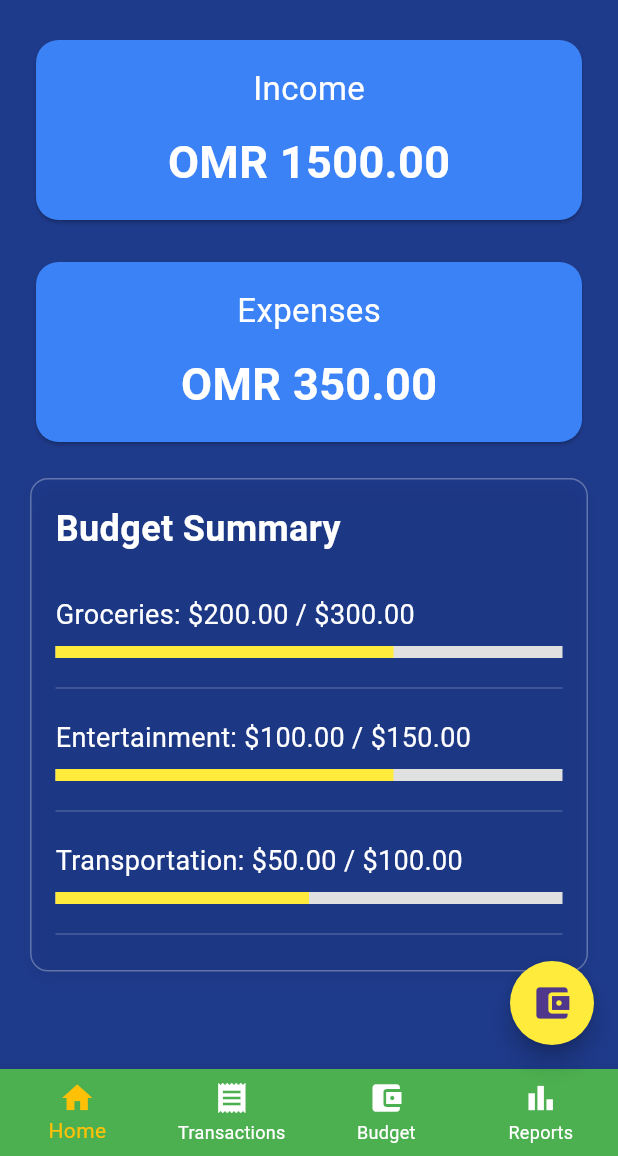
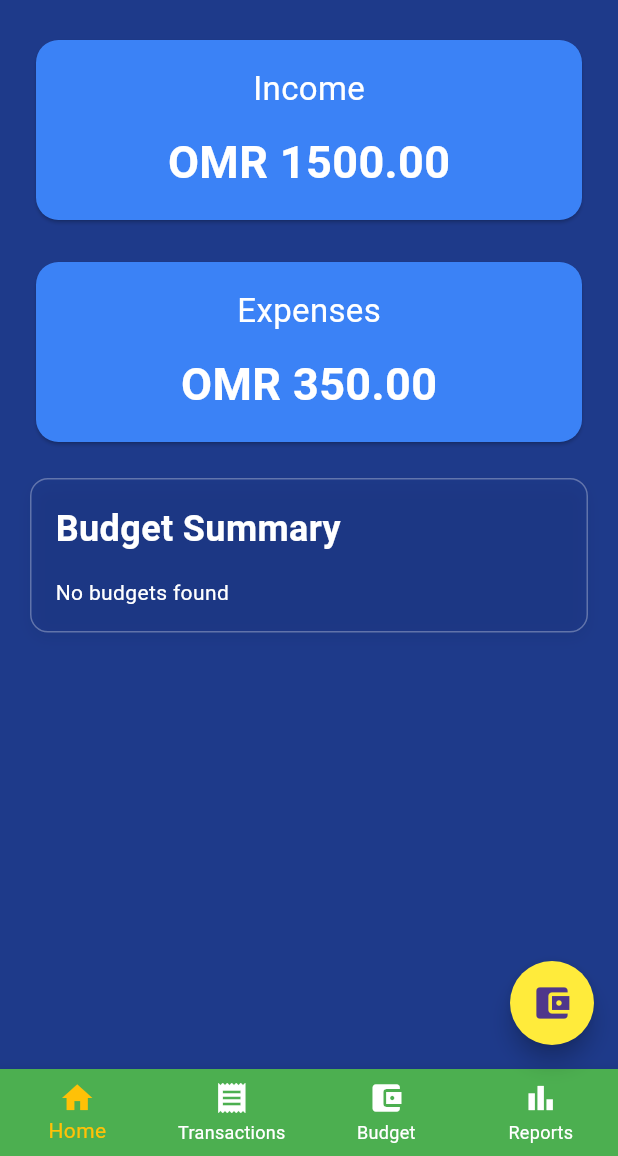
Before and after one commit to alzahraa300/COMP4206, a Flutter app: the HomeScreen screen opened directly with empty values, on a phone screen of 412 x 824 dp, the part 80-1236 px from its top. Run offline on Flutter 3.47's test engine with Material 3 defaults, Android fonts, the phone set to English and light mode, and no system bars; our stand-ins replace cloud_firestore, firebase_auth, firebase_core, firebase_storage, fl_chart, image_picker; accounts and stored records are empty.

Commit message:
part 3 draft 1

```diff
--- a/lib/models/budget_category.dart
+++ /dev/null
@@ -1,7 +0,0 @@
-class BudgetCategory {
-  String name;
-  double spent;
-  double total;
-
-  BudgetCategory({required this.name, required this.spent, required this.total});
-}
--- a/lib/models/budget_page_category.dart
+++ b/lib/models/budget_page_category.dart
@@ -2,11 +2,13 @@ class BudgetPageCategory {
   final String category;
   final double limit;
   final double spent;
+  final String uid;
 
   BudgetPageCategory({
     required this.category,
     required this.limit,
     required this.spent,
+    required this.uid
   });
 
   // Factory constructor to create from a Firestore document
@@ -15,6 +17,7 @@ class BudgetPageCategory {
       category: data['category'] ?? '',
       limit: (data['limit'] as num).toDouble(),
       spent: (data['spent'] as num).toDouble(),
+      uid: data['uid'] ?? '',
     );
   }
 
@@ -23,6 +26,7 @@ class BudgetPageCategory {
       'category': category,
       'limit': limit,
       'spent': spent,
+      'uid': uid
     };
   }
 }
--- /dev/null
+++ b/lib/models/users.dart
@@ -0,0 +1,43 @@
+class Users {
+  final String uid;
+  final String firstName;
+  final String lastName;
+  final String email;
+  final String profileImageUrl;
+  final List<String> classifications;
+  final int age;
+
+  Users({
+    required this.uid,
+    required this.firstName,
+    required this.lastName,
+    required this.email,
+    required this.profileImageUrl,
+    required this.classifications,
+    required this.age,
+  });
+
+  Map<String, dynamic> toMap() {
+    return {
+      'uid': uid,
+      'firstName': firstName,
+      'lastName': lastName,
+      'email': email,
+      'profileImageUrl': profileImageUrl,
+      'classifications': classifications,
+      'age': age,
+    };
+  }
+
+  factory Users.fromMap(Map<String, dynamic> map) {
+    return Users(
+      uid: map['uid'],
+      firstName: map['firstName'],
+      lastName: map['lastName'],
+      email: map['email'],
+      profileImageUrl: map['profileImageUrl'],
+      classifications: List<String>.from(map['classifications']),
+      age: map['age'],
+    );
+  }
+}
--- a/lib/pages/add_budget.dart
+++ b/lib/pages/add_budget.dart
@@ -6,8 +6,9 @@ import 'package:cloud_firestore/cloud_firestore.dart';
 
 class NewBudgetForm extends StatefulWidget {
   final List<String> existingCategories;
+  final String uid;
 
-  NewBudgetForm({required this.existingCategories});
+  NewBudgetForm({required this.existingCategories, required this.uid});
 
   @override
   _NewBudgetFormState createState() => _NewBudgetFormState();
@@ -30,7 +31,7 @@ class _NewBudgetFormState extends State<NewBudgetForm> {
   void _submit() {
     if (_formKey.currentState!.validate()) {
       _formKey.currentState!.save();
-      BudgetPageCategory newBudget = BudgetPageCategory(category: _category, limit: _limit, spent: 0.0);
+      BudgetPageCategory newBudget = BudgetPageCategory(category: _category, limit: _limit, spent: 0.0, uid: widget.uid);
       add_new_budget(newBudget);
       Navigator.pop(context, true);
     }
--- a/lib/pages/home.dart
+++ b/lib/pages/home.dart
@@ -1,41 +1,51 @@
+import 'package:project_part1/models/budget_page_category.dart';
 import 'package:project_part1/pages/reports.dart';
 import 'package:project_part1/pages/transaction.dart';
 import 'package:flutter/material.dart';
 import '../constants/app_constants.dart';
 import '../widgets/budget_card.dart';
-import '../models/budget_category.dart';
-import '../widgets/budget_summary_item.dart';
+import '../services/budget_services.dart';
+import 'package:cloud_firestore/cloud_firestore.dart';
 import 'budget.dart';
 import 'login.dart';
 
 class HomeScreen extends StatefulWidget {
-  final String userName;
+  final String uid;
 
-  const HomeScreen({Key? key, required this.userName}) : super(key: key);
+  const HomeScreen({Key? key, required this.uid}) : super(key: key);
 
   @override
   _HomeScreenState createState() => _HomeScreenState();
 }
 
 class _HomeScreenState extends State<HomeScreen> {
-  List<BudgetCategory> budgetCategories = [
-    BudgetCategory(name: 'Groceries', spent: 200.00, total: 300.00),
-    BudgetCategory(name: 'Entertainment', spent: 100.00, total: 150.00),
-    BudgetCategory(name: 'Transportation', spent: 50.00, total: 100.00),
-  ];
+  String fullName = '';
+  String email = '';
 
-  void _addCategory(String name, double spent, double total) {
+  @override
+  void initState() {
+    super.initState();
+    fetchUserInfo();
+  }
+
+  Future<void> fetchUserInfo() async {
+    try {
+      DocumentSnapshot userDoc = await FirebaseFirestore.instance
+          .collection('Users')
+          .doc(widget.uid)
+          .get();
+
+      if (userDoc.exists) {
         setState(() {
-      budgetCategories.add(BudgetCategory(name: name, spent: spent, total: total));
+          String firstName = userDoc['firstName'] ?? '';
+          String lastName = userDoc['lastName'] ?? '';
+          fullName = '$firstName $lastName';
+          email = userDoc['email'] ?? '';
         });
       }
-
-  // Refresh budget data (placeholder for actual data refresh logic)
-  Future<void> _refreshBudgets() async {
-    await Future.delayed(const Duration(seconds: 1)); // Simulate network delay
-    setState(() {
-      // Optionally update budgetCategories here with fresh data
-    });
+    } catch (e) {
+      debugPrint('Error fetching user info: $e');
+    }
   }
 
   static const List<BottomNavigationBarItem> _navItems = [
@@ -70,7 +80,7 @@ class _HomeScreenState extends State<HomeScreen> {
                     ScaffoldMessenger.of(context).showMaterialBanner(
                       MaterialBanner(
                         content: Text(
-                          'Welcome, ${widget.userName}!',
+                          'Welcome, ${fullName}!',
                           style: TextStyle(color: AppConstants.textColor),
                         ),
                         backgroundColor: AppConstants.primaryColor.withOpacity(0.9),
@@ -95,7 +105,7 @@ class _HomeScreenState extends State<HomeScreen> {
                 ),
                 const SizedBox(width: 10),
                 Text(
-                  widget.userName,
+                  fullName,
                   style: TextStyle(color: AppConstants.accentColor),
                 ),
               ],
@@ -132,7 +142,7 @@ class _HomeScreenState extends State<HomeScreen> {
               DrawerHeader(
                 decoration: BoxDecoration(
                   image: DecorationImage(
-                    image: AssetImage('assets/images/drawer_background.jpg'), // Add this asset to your project
+                    image: AssetImage('assets/images/drawer_background.jpg'),
                     fit: BoxFit.cover,
                     colorFilter: ColorFilter.mode(
                       Colors.black.withOpacity(0.3),
@@ -155,7 +165,7 @@ class _HomeScreenState extends State<HomeScreen> {
                     ),
                     const SizedBox(height: 10),
                     Text(
-                      widget.userName,
+                      fullName,
                       style: TextStyle(
                         color: AppConstants.textColor,
                         fontSize: 20,
@@ -163,7 +173,7 @@ class _HomeScreenState extends State<HomeScreen> {
                       ),
                     ),
                     Text(
-                      '${widget.userName.toLowerCase()}@gmail.com', // Placeholder email
+                      email, // Placeholder email
                       style: TextStyle(
                         color: AppConstants.textColor.withOpacity(0.7),
                         fontSize: 14,
@@ -201,7 +211,7 @@ class _HomeScreenState extends State<HomeScreen> {
                   Navigator.push(
                     context,
                     MaterialPageRoute(
-                      builder: (context) => BudgetScreen(userName: widget.userName),
+                      builder: (context) => BudgetScreen(uid: widget.uid),
                     ),
                   );
                 },
@@ -214,7 +224,7 @@ class _HomeScreenState extends State<HomeScreen> {
                   Navigator.push(
                   context,
                   MaterialPageRoute(
-                  builder: (context) => ReportsScreen (userName: widget.userName),
+                  builder: (context) => ReportsScreen (userName: fullName),
                   ),
                   );
                   },
@@ -234,9 +244,9 @@ class _HomeScreenState extends State<HomeScreen> {
           ),
         ),
       ),
-      body: RefreshIndicator(
-        onRefresh: _refreshBudgets,
-        color: AppConstants.accentColor,
+      body: SafeArea(
+//        onRefresh: _refreshBudgets,
+  //      color: AppConstants.accentColor,
         child: ListView(
           padding: const EdgeInsets.all(20.0),
           children: [
@@ -273,26 +283,47 @@ class _HomeScreenState extends State<HomeScreen> {
                     ),
                   ),
                   const SizedBox(height: 15),
-                  budgetCategories.isEmpty
-                      ? Center(
-                    child: Text(
-                      'No budget categories added yet.',
+                  StreamBuilder<List<BudgetPageCategory>>(
+                    stream: getBudgets(widget.uid),
+                    builder: (context, snapshot) {
+                      if (snapshot.connectionState == ConnectionState.waiting) {
+                        return CircularProgressIndicator();
+                      } else if (snapshot.hasError) {
+                        return Text("Error: ${snapshot.error}");
+                      } else if (!snapshot.hasData || snapshot.data!.isEmpty) {
+                        return Text("No budgets found", style: TextStyle(color: Colors.white));
+                      }
+
+                      final budgets = snapshot.data!;
+
+                      return Column(
+                        children: budgets.map((budget) =>
+                          Column(
+                            crossAxisAlignment: CrossAxisAlignment.start,
+                            children: [
+                              Text(
+                                '${budget.category}: \$${budget.spent.toStringAsFixed(2)} / \$${budget.limit.toStringAsFixed(2)}',
                                 style: TextStyle(
-                        color: AppConstants.textColor.withOpacity(0.6),
-                        fontSize: 16,
+                                  color: AppConstants.textColor,
+                                  fontSize: 18,
                                 ),
                               ),
-                  )
-                      : Column(
-                    children: budgetCategories.map((category) => Column(
-                      children: [
-                        BudgetSummaryItem(category: category),
+                              const SizedBox(height: 8),
+                              LinearProgressIndicator(
+                                value: (budget.spent / budget.limit).clamp(0.0, 1.0),
+                                backgroundColor: Colors.grey[300],
+                                valueColor: AlwaysStoppedAnimation<Color>(AppConstants.accentColor),
+                                minHeight: 8,
+                              ),
                             Divider(
-                          color: AppConstants.textColor.withOpacity(0.2),
+                              color: AppConstants.textColor.withOpacity(
+                                  0.2),
                               thickness: 1,
                             ),
                           ],
                           )).toList(),
+                      );
+                    }
                   ),
                 ],
               ),
@@ -321,7 +352,7 @@ class _HomeScreenState extends State<HomeScreen> {
             Navigator.push(
               context,
               MaterialPageRoute(
-                builder: (context) => BudgetScreen(userName: widget.userName),
+                builder: (context) => BudgetScreen(uid: widget.uid),
               ),
             );
           } else if (index == 3) {
@@ -329,7 +360,7 @@ class _HomeScreenState extends State<HomeScreen> {
               context,
               MaterialPageRoute(
                 //change to report
-                builder: (context) =>  ReportsScreen(userName: widget.userName),
+                builder: (context) =>  ReportsScreen(userName: fullName),
               ),
             );
           }
@@ -342,7 +373,7 @@ class _HomeScreenState extends State<HomeScreen> {
           Navigator.push(
             context,
             MaterialPageRoute(
-              builder: (context) => BudgetScreen(userName: widget.userName),
+              builder: (context) => BudgetScreen(uid: widget.uid),
             ),
           );
         },
--- a/lib/pages/reports.dart
+++ b/lib/pages/reports.dart
@@ -6,6 +6,7 @@ import 'budget.dart';
 import 'home.dart';
 
 class ReportsScreen extends StatelessWidget {
+  String uid='';
   final String userName; // Add this parameter
   ReportsScreen({Key? key, required this.userName}) : super(key: key);
   final double totalIncome = 1500;
@@ -69,7 +70,7 @@ class ReportsScreen extends StatelessWidget {
             Navigator.push(
               context,
               MaterialPageRoute(
-                builder: (context) => HomeScreen(userName: userName), // Pass userName
+                builder: (context) => HomeScreen(uid: uid), // Pass userName
               ),
             );
           } else if (index == 1) {
@@ -81,7 +82,7 @@ class ReportsScreen extends StatelessWidget {
             Navigator.push(
               context,
               MaterialPageRoute(
-                builder: (context) => BudgetScreen(userName: userName),
+                builder: (context) => BudgetScreen(uid: uid),
               ),
             );
           } else if (index == 3) {
--- a/lib/widgets/budget_summary_item.dart
+++ /dev/null
@@ -1,39 +0,0 @@
-// lib/widgets/budget_summary_item.dart
-
-import 'package:flutter/material.dart';
-import '../models/budget_category.dart';
-import '../constants/app_constants.dart';
-
-class BudgetSummaryItem extends StatelessWidget {
-  final BudgetCategory category;
-
-  const BudgetSummaryItem({Key? key, required this.category}) : super(key: key);
-
-  @override
-  Widget build(BuildContext context) {
-    double progress = category.total > 0 ? category.spent / category.total : 0.0;
-
-    return Padding(
-      padding: const EdgeInsets.symmetric(vertical: 12.0),
-      child: Column(
-        crossAxisAlignment: CrossAxisAlignment.start,
-        children: [
-          Text(
-            '${category.name}: \$${category.spent.toStringAsFixed(2)} / \$${category.total.toStringAsFixed(2)}',
-            style: TextStyle(
-              color: AppConstants.textColor,
-              fontSize: 18,
-            ),
-          ),
-          const SizedBox(height: 8),
-          LinearProgressIndicator(
-            value: progress.clamp(0.0, 1.0),
-            backgroundColor: Colors.grey[300],
-            valueColor: AlwaysStoppedAnimation<Color>(AppConstants.accentColor),
-            minHeight: 8,
-          ),
-        ],
-      ),
-    );
-  }
-}
--- a/pubspec.yaml
+++ b/pubspec.yaml
@@ -38,6 +38,8 @@ dependencies:
   fl_chart: ^0.71.0
   firebase_auth: ^5.5.3
   cloud_firestore: ^5.6.7
+  firebase_core: ^3.13.0
+  firebase_storage: ^12.4.5
   intl: ^0.19.0
 
 dev_dependencies:
```
Also changed, not shown: lib/pages/budget.dart (+53 -67 lines), lib/pages/createAccount.dart (+29 -8 lines), lib/pages/login.dart (+70 -9 lines), lib/services/budget_services.dart (+5 -3 lines), lib/services/users_services.dart (added, +61 -0 lines), pubspec.lock, 4 other files. Lines whose indentation alone changed are shown as unchanged.
